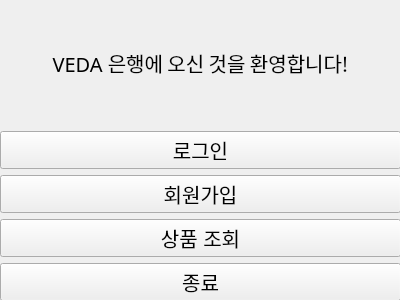
The window that mainwidget.ui (jejuvita01/VEDA_BankManagement) describes before a commit, drawn with Qt 5.
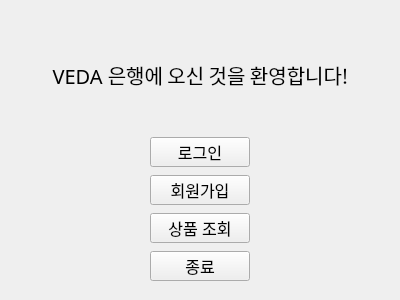
The same window after the commit.

Commit message: feat: 메인 화면 버튼 기능 구현

Patch:
```diff
--- a/mainwidget.ui
+++ b/mainwidget.ui
@@ -16,13 +16,28 @@
   <widget class="QWidget" name="verticalLayoutWidget">
    <property name="geometry">
     <rect>
-     <x>0</x>
-     <y>0</y>
-     <width>401</width>
-     <height>301</height>
+     <x>10</x>
+     <y>10</y>
+     <width>381</width>
+     <height>281</height>
     </rect>
    </property>
    <layout class="QVBoxLayout" name="verticalLayout">
+    <property name="spacing">
+     <number>8</number>
+    </property>
+    <property name="leftMargin">
+     <number>10</number>
+    </property>
+    <property name="topMargin">
+     <number>10</number>
+    </property>
+    <property name="rightMargin">
+     <number>10</number>
+    </property>
+    <property name="bottomMargin">
+     <number>10</number>
+    </property>
     <item>
      <widget class="QLabel" name="label">
       <property name="font">
@@ -39,11 +54,23 @@
       </property>
      </widget>
     </item>
-    <item>
+    <item alignment="Qt::AlignmentFlag::AlignHCenter">
      <widget class="QPushButton" name="loginBtn">
+      <property name="minimumSize">
+       <size>
+        <width>100</width>
+        <height>30</height>
+       </size>
+      </property>
+      <property name="maximumSize">
+       <size>
+        <width>100</width>
+        <height>30</height>
+       </size>
+      </property>
       <property name="font">
        <font>
-        <pointsize>15</pointsize>
+        <pointsize>12</pointsize>
        </font>
       </property>
       <property name="text">
@@ -51,11 +78,23 @@
       </property>
      </widget>
     </item>
-    <item>
-     <widget class="QPushButton" name="signInBtn">
+    <item alignment="Qt::AlignmentFlag::AlignHCenter">
+     <widget class="QPushButton" name="signUpBtn">
+      <property name="minimumSize">
+       <size>
+        <width>100</width>
+        <height>30</height>
+       </size>
+      </property>
+      <property name="maximumSize">
+       <size>
+        <width>100</width>
+        <height>30</height>
+       </size>
+      </property>
       <property name="font">
        <font>
-        <pointsize>15</pointsize>
+        <pointsize>12</pointsize>
        </font>
       </property>
       <property name="text">
@@ -63,11 +102,23 @@
       </property>
      </widget>
     </item>
-    <item>
+    <item alignment="Qt::AlignmentFlag::AlignHCenter">
      <widget class="QPushButton" name="showBtn">
+      <property name="minimumSize">
+       <size>
+        <width>100</width>
+        <height>30</height>
+       </size>
+      </property>
+      <property name="maximumSize">
+       <size>
+        <width>100</width>
+        <height>30</height>
+       </size>
+      </property>
       <property name="font">
        <font>
-        <pointsize>15</pointsize>
+        <pointsize>12</pointsize>
        </font>
       </property>
       <property name="text">
@@ -75,11 +126,23 @@
       </property>
      </widget>
     </item>
-    <item>
+    <item alignment="Qt::AlignmentFlag::AlignHCenter">
      <widget class="QPushButton" name="endBtn">
+      <property name="minimumSize">
+       <size>
+        <width>100</width>
+        <height>30</height>
+       </size>
+      </property>
+      <property name="maximumSize">
+       <size>
+        <width>100</width>
+        <height>30</height>
+       </size>
+      </property>
       <property name="font">
        <font>
-        <pointsize>15</pointsize>
+        <pointsize>12</pointsize>
        </font>
       </property>
       <property name="text">
```
The commit also changes 2 other files.
